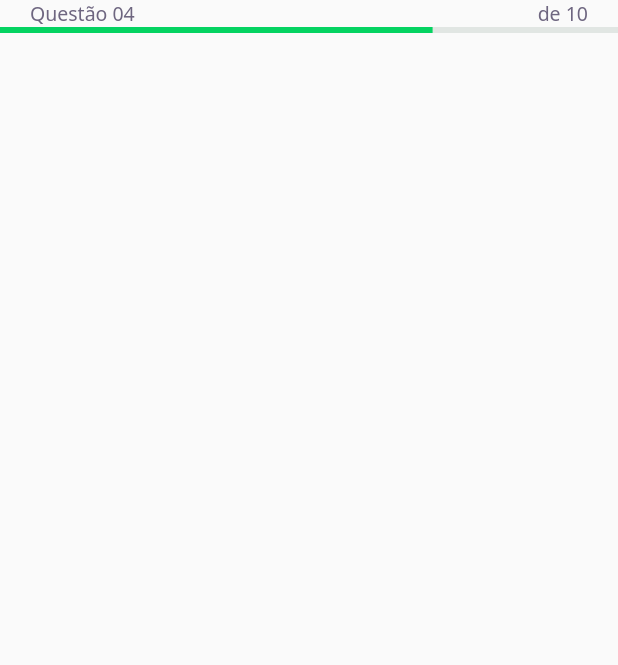
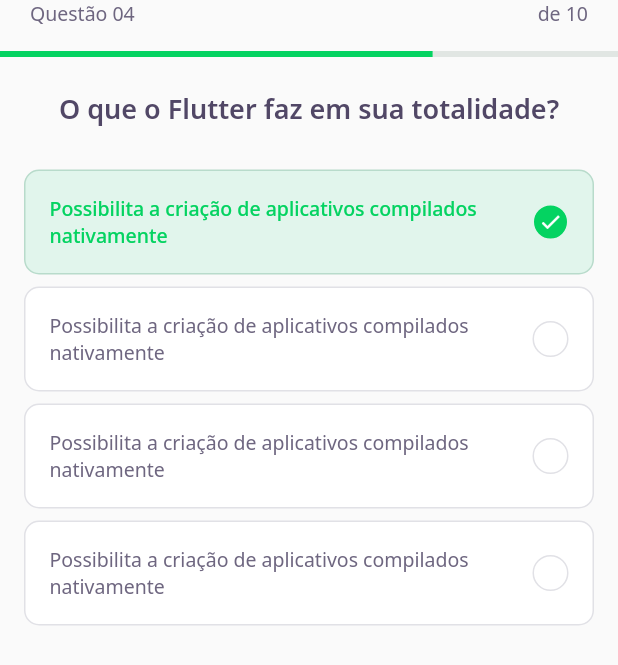
Before and after one commit to joaopaulovieira-dev/dev_quiz_flutter_jpvp, a Flutter app: the screen it shows after launch, on a phone screen of 412 x 824 dp. Shown: the top 665 px of the screen. Run offline on Flutter 3.47's test engine with Material 2 defaults, Android fonts, the phone set to English and light mode, and no system bars; our stand-ins replace google_fonts.

Commit message:
UI Página do Desafio

```diff
--- a/lib/challenge/challeng_page.dart
+++ b/lib/challenge/challeng_page.dart
@@ -1,4 +1,5 @@
 import 'package:dev_quiz_flutter_jpvp/challenge/widgets/question_indicator/questiona_indicator_widget.dart';
+import 'package:dev_quiz_flutter_jpvp/challenge/widgets/quiz/quiz_widiget.dart';
 import 'package:flutter/material.dart';
 
 class ChallengePage extends StatelessWidget {
@@ -9,7 +10,13 @@
     return Scaffold(
       appBar: PreferredSize(
         preferredSize: Size.fromHeight(60),
-        child: SafeArea(top: true, child: QuestionIndicatorWidget()),
+        child: SafeArea(
+          top: true,
+          child: QuestionIndicatorWidget(),
+        ),
+      ),
+      body: QuizWidget(
+        title: 'O que o Flutter faz em sua totalidade?',
       ),
     );
   }
--- /dev/null
+++ b/lib/challenge/widgets/awnser/awnser_widget.dart
@@ -0,0 +1,81 @@
+import 'package:dev_quiz_flutter_jpvp/core/app_colors.dart';
+import 'package:dev_quiz_flutter_jpvp/core/app_text_styles.dart';
+import 'package:flutter/material.dart';
+
+class AwnserWidget extends StatelessWidget {
+  final String title;
+  final bool isRight;
+  final bool isSelected;
+
+  const AwnserWidget({
+    Key? key,
+    required this.title,
+    this.isRight = false,
+    this.isSelected = false,
+  }) : super(key: key);
+
+  Color get _selectedColorRight =>
+      isRight ? AppColors.darkGreen : AppColors.darkRed;
+
+  Color get _selectedBorderRight =>
+      isRight ? AppColors.lightGreen : AppColors.lightRed;
+
+  Color get _selectedColorCardRight =>
+      isRight ? AppColors.lightGreen : AppColors.lightRed;
+
+  Color get _selectedBorderCardRight =>
+      isRight ? AppColors.green : AppColors.red;
+
+  TextStyle get _selectedTextStyleRight =>
+      isRight ? AppTextStyles.bodyDarkGreen : AppTextStyles.bodyDarkRed;
+
+  IconData get _selectedIconRight => isRight ? Icons.check : Icons.close;
+
+  @override
+  Widget build(BuildContext context) {
+    return Padding(
+      padding: const EdgeInsets.symmetric(horizontal: 16, vertical: 4),
+      child: Container(
+        padding: EdgeInsets.all(16),
+        decoration: BoxDecoration(
+            color: isSelected ? _selectedColorCardRight : AppColors.white,
+            borderRadius: BorderRadius.circular(10),
+            border: Border.fromBorderSide(BorderSide(
+              color: isSelected ? _selectedBorderCardRight : AppColors.border,
+            ))),
+        child: Row(
+          mainAxisAlignment: MainAxisAlignment.spaceBetween,
+          children: [
+            Expanded(
+              child: Text(
+                title,
+                style:
+                    isSelected ? _selectedTextStyleRight : AppTextStyles.body,
+              ),
+            ),
+            Container(
+              width: 24,
+              height: 24,
+              decoration: BoxDecoration(
+                  color: isSelected ? _selectedColorRight : AppColors.white,
+                  borderRadius: BorderRadius.circular(500),
+                  border: Border.fromBorderSide(
+                    BorderSide(
+                      color:
+                          isSelected ? _selectedBorderRight : AppColors.border,
+                    ),
+                  )),
+              child: isSelected
+                  ? Icon(
+                      _selectedIconRight,
+                      color: AppColors.white,
+                      size: 16,
+                    )
+                  : null,
+            )
+          ],
+        ),
+      ),
+    );
+  }
+}
--- a/lib/challenge/widgets/question_indicator/questiona_indicator_widget.dart
+++ b/lib/challenge/widgets/question_indicator/questiona_indicator_widget.dart
@@ -19,12 +19,20 @@
                   'Questão 04',
                   style: AppTextStyles.body,
                 ),
-                Text('de 10', style: AppTextStyles.body)
+                Text(
+                  'de 10',
+                  style: AppTextStyles.body,
+                )
               ],
             ),
           ),
-          ProgressIndicatorWidget(value: 0.7),
-          //TODO: Aula 02 - 01:13
+          SizedBox(
+            height: 16,
+          ),
+          ProgressIndicatorWidget(
+            value: 0.7,
+          ),
+          //
         ],
       ),
     );
--- /dev/null
+++ b/lib/challenge/widgets/quiz/quiz_widiget.dart
@@ -0,0 +1,43 @@
+import 'package:dev_quiz_flutter_jpvp/challenge/widgets/awnser/awnser_widget.dart';
+import 'package:dev_quiz_flutter_jpvp/core/app_text_styles.dart';
+import 'package:flutter/material.dart';
+
+class QuizWidget extends StatelessWidget {
+  final String title;
+  const QuizWidget({Key? key, required this.title}) : super(key: key);
+
+  @override
+  Widget build(BuildContext context) {
+    return Container(
+      child: Column(
+        children: [
+          Text(
+            title,
+            style: AppTextStyles.heading,
+          ),
+          SizedBox(
+            height: 24,
+          ),
+          AwnserWidget(
+            isRight: true,
+            isSelected: true,
+            title:
+                'Possibilita a criação de aplicativos compilados nativamente',
+          ),
+          AwnserWidget(
+            title:
+                'Possibilita a criação de aplicativos compilados nativamente',
+          ),
+          AwnserWidget(
+            title:
+                'Possibilita a criação de aplicativos compilados nativamente',
+          ),
+          AwnserWidget(
+            title:
+                'Possibilita a criação de aplicativos compilados nativamente',
+          )
+        ],
+      ),
+    );
+  }
+}
```
